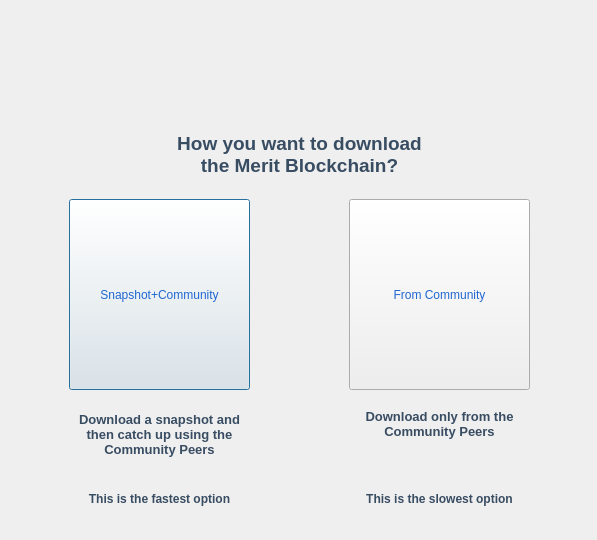
Old version of the form src/qt/forms/faststart.ui in the repository meritlabs/merit.
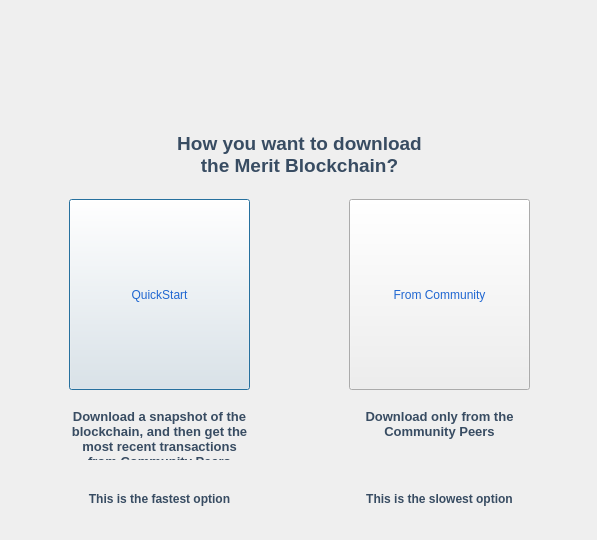
New version of the form. Icons and pictures are not drawn.

Commit message: QuickStart copy edits.

Diff of the .ui file:
```diff
--- a/src/qt/forms/faststart.ui
+++ b/src/qt/forms/faststart.ui
@@ -119,7 +119,7 @@
       <string notr="true">font: 11pt &quot;Sans Serif&quot;; color: rgb(32, 103, 209);</string>
      </property>
      <property name="text">
-      <string>Snapshot+Community</string>
+      <string>QuickStart</string>
      </property>
     </widget>
     <widget class="QPushButton" name="peersButton">
@@ -148,7 +148,7 @@
       </rect>
      </property>
      <property name="text">
-      <string>&lt;html&gt;&lt;head/&gt;&lt;body&gt;&lt;p align=&quot;center&quot;&gt;&lt;span style=&quot; font-size:10pt; font-weight:600; color:#384c62;&quot;&gt;Download a snapshot and then catch up using the Community Peers&lt;/span&gt;&lt;/p&gt;&lt;/body&gt;&lt;/html&gt;</string>
+      <string>&lt;html&gt;&lt;head/&gt;&lt;body&gt;&lt;p align=&quot;center&quot;&gt;&lt;span style=&quot; font-size:10pt; font-weight:600; color:#384c62;&quot;&gt;Download a snapshot of the blockchain, and then get the most recent transactions from Community Peers&lt;/span&gt;&lt;/p&gt;&lt;/body&gt;&lt;/html&gt;</string>
      </property>
      <property name="wordWrap">
       <bool>true</bool>
```
